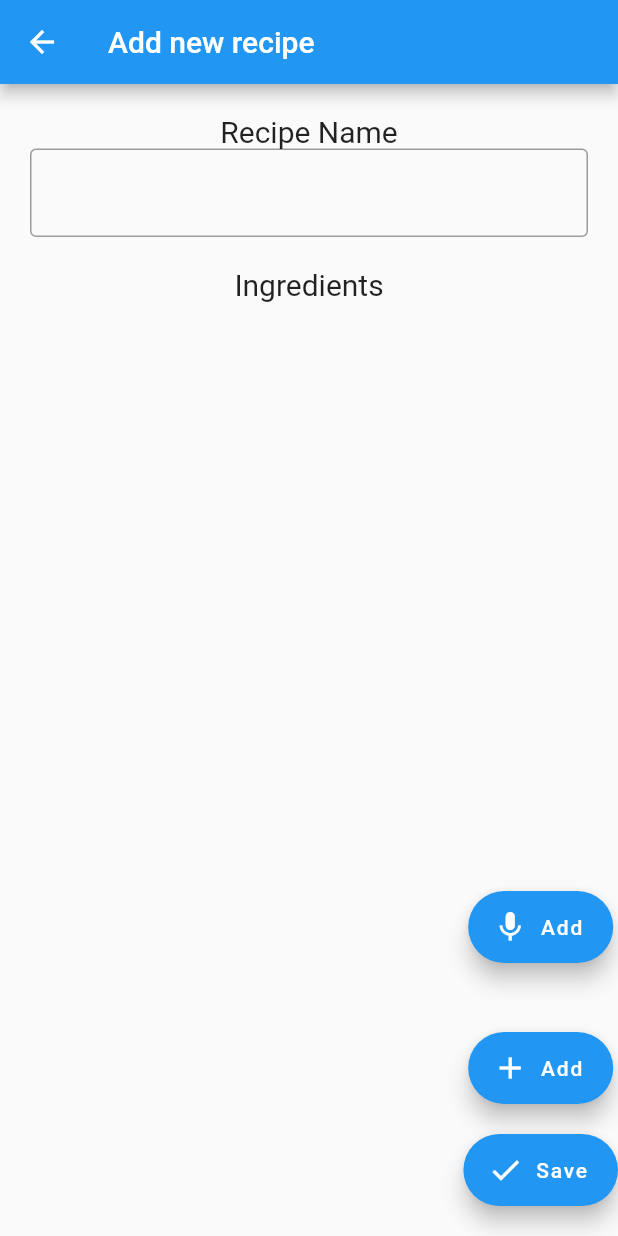
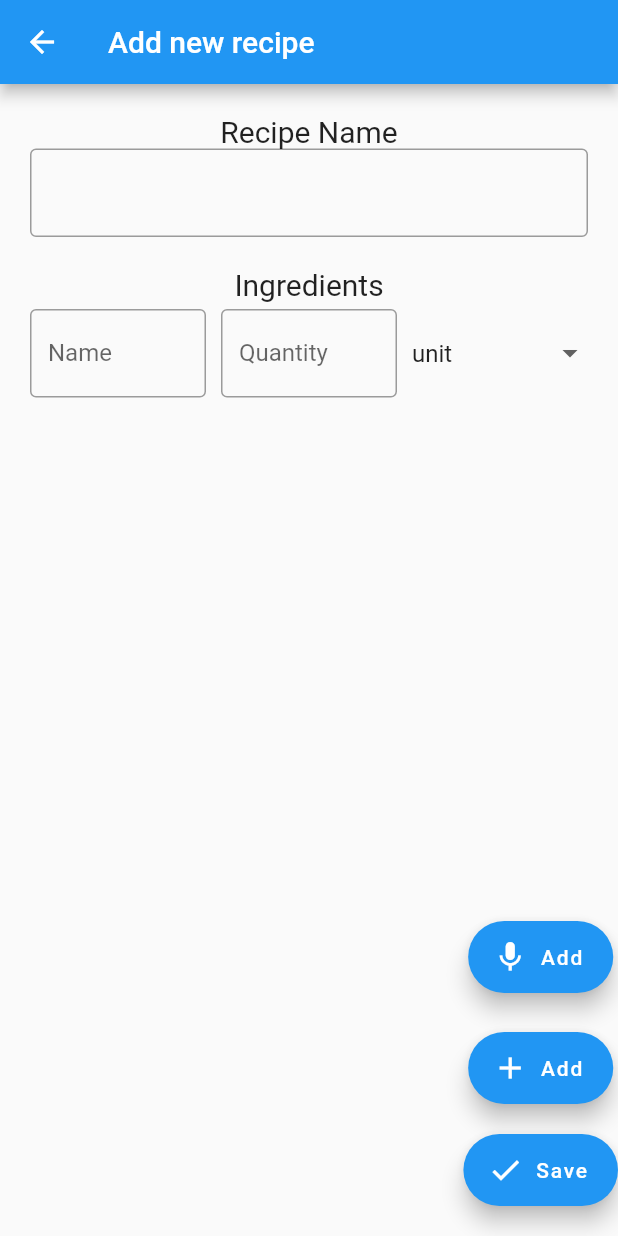
Before and after one commit to GUL9/FoodPlanner, a Flutter app: the NewRecipeView screen opened directly, on a phone screen of 412 x 824 dp. Run offline on Flutter 3.47's test engine with Material 2 defaults, Android fonts, the phone set to English and light mode, and no system bars; drawn by our look-alikes of avatar_glow; our stand-ins replace cloud_firestore, firebase_core, speech_to_text; accounts and stored records are empty.

Commit message:
added apis for recipe ingredient and recipeingredient

```diff
--- a/lib/Shoppinglist/ShoppinglistView.dart
+++ b/lib/Shoppinglist/ShoppinglistView.dart
@@ -3,10 +3,7 @@ import 'dart:async';
 import 'package:flutter/material.dart';
 import 'package:grocerylister/util/view/ingredient_input_container.dart';
 import 'package:grocerylister/Navigation/Navigation.dart';
-import 'package:grocerylister/storage/data_model/ingredient.dart';
-import 'package:grocerylister/storage/data_model/plan.dart';
 import 'package:grocerylister/storage/data_model/shopping_list.dart';
-import 'package:grocerylister/storage/storage.dart';
 import 'package:grocerylister/util/strings.dart';
 import 'package:grocerylister/util/globals.dart' as globals;
 
--- a/lib/recipes/NewRecipeView.dart
+++ b/lib/recipes/NewRecipeView.dart
@@ -1,15 +1,17 @@
-import 'dart:async';
-
 import 'package:avatar_glow/avatar_glow.dart';
+import 'package:cloud_firestore/cloud_firestore.dart';
 import 'package:flutter/cupertino.dart';
 import 'package:flutter/material.dart';
+import 'package:grocerylister/Storage/FirebaseAPI/Ingredients/DataModel/Ingredient.dart';
+import 'package:grocerylister/Storage/FirebaseAPI/Ingredients/IngredientsAPI.dart';
+import 'package:grocerylister/Storage/FirebaseAPI/RecipeIngredients/DataModel/RecipeIngredient.dart';
+import 'package:grocerylister/Storage/FirebaseAPI/RecipeIngredients/RecipeIngredientsAPI.dart';
 import 'package:grocerylister/Storage/FirebaseAPI/Recipes/DataModel/Recipe.dart';
-import 'package:grocerylister/storage/units.dart';
+import 'package:grocerylister/Storage/FirebaseAPI/Recipes/RecipesAPI.dart';
 import 'package:grocerylister/util/strings.dart';
 
 import 'package:grocerylister/util/globals.dart' as globals;
-import 'package:grocerylister/util/util.dart' as utils;
-import 'package:grocerylister/util/view/ingredient_input_row.dart';
+import 'package:grocerylister/util/view/IngredientInputRow.dart';
 
 class NewRecipeView extends StatefulWidget {
   @override
@@ -20,9 +22,10 @@ class NewRecipeViewState extends State<NewRecipeView> {
   TextEditingController _recipeNameController = TextEditingController();
   List<IngredientInputRow> _ingredientRows = [];
 
-  List<TextEditingController> _ingredientNameControllers = [];
-  List<TextEditingController> _ingredientQuantityControllers = [];
-  List<String> _units = [];
+  Expanded _ingredientList() => Expanded(
+      child: ListView.builder(
+          itemCount: _ingredientRows.length,
+          itemBuilder: (context, index) => Padding(padding: EdgeInsets.only(top: 5), child: _ingredientRows[index])));
 
   Column _floatingActionButtonColumn() => Column(mainAxisAlignment: MainAxisAlignment.end, children: [
         AvatarGlow(
@@ -37,112 +40,79 @@ class NewRecipeViewState extends State<NewRecipeView> {
                 label: Text(Strings.add),
                 heroTag: null,
                 onPressed: () => takeVoiceInput())),
-        Padding(
-            padding: EdgeInsets.symmetric(vertical: 20),
-            child: FloatingActionButton.extended(
-                icon: Icon(Icons.add),
-                label: Text(Strings.add),
-                heroTag: null,
-                onPressed: () => addEmptyIngredientInputRow())),
-        Padding(
-            padding: EdgeInsets.only(bottom: 20),
-            child: FloatingActionButton.extended(
-                icon: Icon(Icons.check),
-                label: Text(Strings.save_recipe),
-                heroTag: null,
-                onPressed: () => saveRecipesAndReturn(context)))
+        FloatingActionButton.extended(
+            icon: Icon(Icons.add),
+            label: Text(Strings.add),
+            heroTag: null,
+            onPressed: () => _addEmptyIngredientInputRow()),
+        Padding(padding: EdgeInsets.symmetric(vertical: 10)),
+        FloatingActionButton.extended(
+            icon: Icon(Icons.check), label: Text(Strings.save_recipe), heroTag: null, onPressed: _saveRecipeAndReturn),
+        Padding(padding: EdgeInsets.symmetric(vertical: 10)),
       ]);
+
+  @override
+  void initState() {
+    super.initState();
+    _addEmptyIngredientInputRow();
+  }
 
   @override
   build(BuildContext context) {
     return new Scaffold(
-        appBar: AppBar(
-          title: Text(
-            Strings.add_recipe,
-          ),
-        ),
+        appBar: AppBar(title: Text(Strings.add_recipe)),
         body: Stack(children: [
           Container(
               margin: EdgeInsets.all(20),
               child: Column(children: <Widget>[
                 Text(Strings.recipe_name, style: TextStyle(fontSize: 20)),
                 TextFormField(
-                  decoration: InputDecoration(border: OutlineInputBorder()),
-                  controller: _recipeNameController,
-                ),
-                Padding(
-                    padding: EdgeInsets.only(top: 20),
-                    child: Text(Strings.ingredients, style: TextStyle(fontSize: 20))),
-                Expanded(
-                    child: ListView.builder(
-                        itemCount: _ingredientRows.length,
-                        itemBuilder: (context, index) =>
-                            Padding(padding: EdgeInsets.only(top: 5), child: IngredientInputRow()))),
+                    decoration: InputDecoration(border: OutlineInputBorder()), controller: _recipeNameController),
+                Padding(padding: EdgeInsets.symmetric(vertical: 10)),
+                Text(Strings.ingredients, style: TextStyle(fontSize: 20)),
+                _ingredientList()
               ])),
           Align(alignment: Alignment.bottomRight, child: _floatingActionButtonColumn())
         ]));
   }
 
-  void addEmptyIngredientInputRow() {
-    setState(() {
-      _ingredientNameControllers.add(TextEditingController());
-      _ingredientQuantityControllers.add(TextEditingController());
-      _units.add(null);
-      _ingredientRows.add(IngredientInputRow(
-        nameController: _ingredientNameControllers.last,
-        quantityController: _ingredientQuantityControllers.last,
-        unitController: _units.last,
-      ));
-    });
+  void _addEmptyIngredientInputRow() => setState(() => _ingredientRows.add(IngredientInputRow()));
+
+  void _saveRecipe() async {
+    DocumentReference recipeRef = await saveRecipe(Recipe(name: _recipeNameController.text));
+    for (IngredientInputRow ingredient in _ingredientRows) {
+      DocumentReference ingredientRef = await saveIngredient(Ingredient(name: ingredient.getName()));
+      await saveRecipeIngredient(RecipeIngredient(
+          recipeReference: recipeRef,
+          ingredientReference: ingredientRef,
+          quantity: double.parse(ingredient.getQuantity()),
+          unit: ingredient.getUnit()));
+    }
   }
 
-  void saveRecipesAndReturn(BuildContext context) async {}
-
-  Future<Recipe> saveRecipe() async {}
-
-  bool checkRecipeFields(BuildContext context) {
-    if (!utils.isInputNameFieldOk(context, _recipeNameController.text, "Recipe")) return false;
-
-    for (int i = 0; i < _ingredientRows.length; i++) {
-      if (!utils.isInputNameFieldOk(context, _ingredientNameControllers[i].text, "Ingredient") ||
-          !utils.isInputQuantityFieldOk(context, _ingredientQuantityControllers[i].text)) return false;
-    }
-
-    return true;
+  void _saveRecipeAndReturn() {
+    _saveRecipe();
+    Navigator.pop(context);
   }
 
   void takeVoiceInput() {
-    if (_recipeNameController.text.isEmpty)
-      globals.sttHandler.listenToSpeech(null, handleTextFromSpeech);
-    else
-      globals.sttHandler.listenToSpeech('Storbritannien', handleTextFromSpeech);
+    // if (_recipeNameController.text.isEmpty)
+    //   globals.sttHandler.listenToSpeech(null, handleTextFromSpeech);
+    // else
+    //   globals.sttHandler.listenToSpeech('Storbritannien', handleTextFromSpeech);
   }
 
-  Future handleTextFromSpeech(String text) async {
-    if (_recipeNameController.text.isEmpty)
-      _recipeNameController.text = text;
-    else
-      await globals.nlpServerComm.requestForIngredient(text, handleParsedIngredient);
-  }
+  // Future handleTextFromSpeech(String text) async {
+  //   if (_recipeNameController.text.isEmpty)
+  //     _recipeNameController.text = text;
+  //   else
+  //     await globals.nlpServerComm.requestForIngredient(text, handleParsedIngredient);
+  // }
 
-  void handleParsedIngredient(List ingredientTokens) {
-    TextEditingController name = TextEditingController();
-    TextEditingController quantity = TextEditingController();
-    String unit = '';
-
-    name.text = ingredientTokens[0];
-    quantity.text = ingredientTokens[1];
-    unit = Unit.unit.getUnitsAsStrings().contains(ingredientTokens[2]) ? ingredientTokens[2] : null;
-
-    setState(() {
-      _ingredientNameControllers.add(name);
-      _ingredientQuantityControllers.add(quantity);
-      _units.add(unit);
-      _ingredientRows.add(IngredientInputRow(
-        nameController: _ingredientNameControllers.last,
-        quantityController: _ingredientQuantityControllers.last,
-        unitController: _units.last,
-      ));
-    });
-  }
+  // void handleParsedIngredient(List ingredientTokens) {
+  //   String name = ingredientTokens[0];
+  //   String quantity = ingredientTokens[1];
+  //   String unit = allUnitsAsStrings().contains(ingredientTokens[2]) ? ingredientTokens[2] : null;
+  //   setState(() => _ingredientRows.add(IngredientInputRow(name: name, quantity: quantity, unit: unit)));
+  // }
 }
--- /dev/null
+++ b/lib/storage/FirebaseAPI/Ingredients/DataModel/Ingredient.dart
@@ -0,0 +1,14 @@
+import 'package:cloud_firestore/cloud_firestore.dart';
+
+class Ingredient {
+  DocumentReference reference;
+  String name;
+
+  Ingredient({DocumentReference reference, String name})
+      : this.reference = reference,
+        this.name = name;
+  asData() => {'name': name};
+}
+
+Ingredient ingredientFromDocSnap(QueryDocumentSnapshot ingredientSnapshot) =>
+    Ingredient(reference: ingredientSnapshot.reference, name: ingredientSnapshot['name']);
--- /dev/null
+++ b/lib/storage/FirebaseAPI/RecipeIngredients/DataModel/RecipeIngredient.dart
@@ -0,0 +1,31 @@
+import 'package:cloud_firestore/cloud_firestore.dart';
+
+class RecipeIngredient {
+  DocumentReference reference;
+  DocumentReference recipeReference;
+  DocumentReference ingredientReference;
+
+  double quantity;
+  String unit;
+
+  RecipeIngredient(
+      {DocumentReference reference,
+      DocumentReference recipeReference,
+      DocumentReference ingredientReference,
+      double quantity,
+      String unit})
+      : this.reference = reference,
+        this.recipeReference = recipeReference,
+        this.ingredientReference = ingredientReference,
+        this.quantity = quantity,
+        this.unit = unit;
+
+  asData() => {'recipe': recipeReference, ' ingredient': ingredientReference, 'quantity': quantity, 'unit': unit};
+}
+
+RecipeIngredient recipeIngredientFromDocSnap(QueryDocumentSnapshot documentSnapshot) => RecipeIngredient(
+    reference: documentSnapshot.reference,
+    recipeReference: documentSnapshot['recipe'],
+    ingredientReference: documentSnapshot['ingredient'],
+    quantity: documentSnapshot['quantity'],
+    unit: documentSnapshot['unit']);
--- a/lib/storage/FirebaseAPI/Recipes/DataModel/Recipe.dart
+++ b/lib/storage/FirebaseAPI/Recipes/DataModel/Recipe.dart
@@ -4,11 +4,11 @@ class Recipe {
   DocumentReference reference;
   String name;
 
-  Recipe(DocumentReference reference, String name) {
-    this.reference = reference;
-    this.name = name;
-  }
+  Recipe({DocumentReference reference, String name})
+      : this.reference = reference,
+        this.name = name;
+  asData() => {'name': name};
 }
 
-Recipe recipeFromDocSnap(QueryDocumentSnapshot documentSnapshot) =>
-    Recipe(documentSnapshot.reference, documentSnapshot['name']);
+Recipe recipeFromDocSnap(QueryDocumentSnapshot recipeSnapshot) =>
+    Recipe(reference: recipeSnapshot.reference, name: recipeSnapshot['name']);
--- /dev/null
+++ b/lib/util/view/IngredientInputRow.dart
@@ -0,0 +1,68 @@
+import 'package:flutter/cupertino.dart';
+import 'package:flutter/material.dart';
+import 'package:grocerylister/Storage/units.dart';
+import 'package:grocerylister/util/strings.dart';
+
+class IngredientInputRow extends StatefulWidget {
+  final TextEditingController _nameController;
+  final TextEditingController _quantityController;
+  final String _unitController;
+
+  IngredientInputRow({String name, String quantity, String unit})
+      : _nameController =
+            name != null ? TextEditingController.fromValue(TextEditingValue(text: name)) : TextEditingController(),
+        _quantityController = quantity != null
+            ? TextEditingController.fromValue(TextEditingValue(text: quantity))
+            : TextEditingController(),
+        _unitController = unit != null ? unit : "";
+
+  String getName() => _nameController.text;
+  String getQuantity() => _quantityController.text;
+  String getUnit() => _unitController;
+
+  @override
+  _IngredientInputRowState createState() => _IngredientInputRowState(
+      nameController: _nameController, quantityController: _quantityController, unitController: _unitController);
+}
+
+class _IngredientInputRowState extends State<IngredientInputRow> {
+  final TextEditingController _nameController;
+  final TextEditingController _quantityController;
+  String _unitController;
+
+  _IngredientInputRowState(
+      {TextEditingController nameController, TextEditingController quantityController, String unitController})
+      : _nameController = nameController,
+        _quantityController = quantityController,
+        _unitController = unitController;
+
+  TextFormField _nameFormField() => TextFormField(
+        controller: _nameController,
+        decoration: const InputDecoration(border: OutlineInputBorder(), labelText: Strings.ingredient_name),
+      );
+
+  TextFormField _quantityFormField() => TextFormField(
+        controller: _quantityController,
+        decoration: const InputDecoration(border: OutlineInputBorder(), labelText: Strings.ingredient_quantity),
+      );
+
+  void _setUnit(newValue) => setState(() => _unitController = newValue);
+
+  DropdownButtonFormField _unitDropdown() => DropdownButtonFormField(
+      decoration: const InputDecoration.collapsed(hintText: Strings.unit),
+      value: _unitController.isNotEmpty ? _unitController : Units.unit.asString(),
+      onChanged: _setUnit,
+      items:
+          Units.values.map((unit) => DropdownMenuItem(value: unit.asString(), child: Text(unit.asString()))).toList());
+
+  @override
+  Widget build(BuildContext context) {
+    return Row(children: <Widget>[
+      Expanded(child: _nameFormField()),
+      Padding(padding: EdgeInsets.symmetric(horizontal: 5)),
+      Expanded(child: _quantityFormField()),
+      Padding(padding: EdgeInsets.symmetric(horizontal: 5)),
+      Expanded(child: _unitDropdown())
+    ]);
+  }
+}
--- a/lib/util/view/ingredient_input_container.dart
+++ b/lib/util/view/ingredient_input_container.dart
@@ -1,10 +1,10 @@
 import 'package:flutter/cupertino.dart';
 import 'package:flutter/material.dart';
-import 'package:grocerylister/storage/units.dart';
+import 'package:grocerylister/Storage/Units.dart';
 import 'package:grocerylister/util/strings.dart';
 
 import 'package:grocerylister/util/util.dart' as utils;
-import 'package:grocerylister/util/view/ingredient_input_row.dart';
+import 'package:grocerylister/util/view/IngredientInputRow.dart';
 
 class IngredientInputContainer extends StatefulWidget {
   @override
@@ -29,11 +29,7 @@ class _IngredientInputContainerState extends State<IngredientInputContainer> {
       width: MediaQuery.of(context).size.width,
       child: Column(
         children: <Widget>[
-          IngredientInputRow(
-            nameController: nameController,
-            quantityController: quantityController,
-            unitController: unitController,
-          ),
+          IngredientInputRow(),
           Padding(padding: EdgeInsets.only(bottom: 20)),
           TextButton(
             child: Text(
@@ -41,8 +37,12 @@ class _IngredientInputContainerState extends State<IngredientInputContainer> {
               style: TextStyle(fontSize: 20, color: Colors.amber),
             ),
             onPressed: () {
-              if(isNewGroceryInputOk(context))
-                Navigator.pop(context, {'name': nameController.text, 'quantity': double.tryParse(quantityController.text), 'unit': unitController.isEmpty ? Unit.unit.unitToString(): unitController});
+              if (isNewGroceryInputOk(context))
+                Navigator.pop(context, {
+                  'name': nameController.text,
+                  'quantity': double.tryParse(quantityController.text),
+                  'unit': unitController.isEmpty ? Units.unit.asString() : unitController
+                });
             },
           ),
         ],
```
Also changed, not shown: lib/planner/planner.dart (+39 -41 lines), lib/recipes/RecipesView.dart (+10 -21 lines), lib/storage/FirebaseAPI/Ingredients/IngredientsAPI.dart (added, +37 -0 lines), lib/storage/FirebaseAPI/RecipeIngredients/RecipeIngredientsAPI.dart (added, +39 -0 lines), lib/storage/FirebaseAPI/Recipes/RecipesAPI.dart (+20 -1 lines), lib/storage/data_model/ingredient.dart (deleted, +0 -19 lines), lib/storage/data_model/recipe_ingredient.dart (deleted, +0 -20 lines), lib/storage/data_model/shopping_list.dart (+3 -14 lines), lib/storage/units.dart (+21 -27 lines), lib/util/view/ingredient_input_row.dart (deleted, +0 -67 lines), 1 other file.
